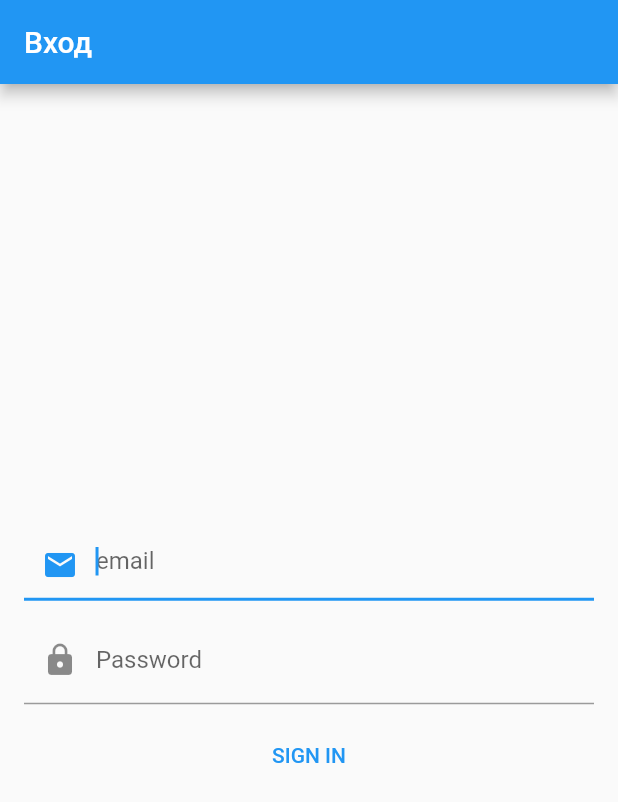
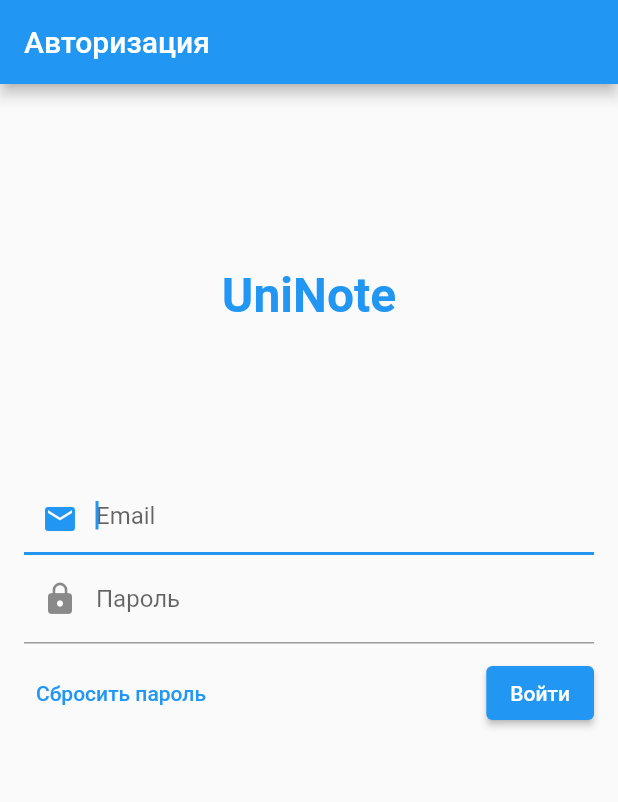
Before and after one commit to ksydex/uni_note, a Flutter app: the screen it shows after launch, on a phone screen of 412 x 824 dp. Shown: the top 802 px of the screen. Run offline on Flutter 3.47's test engine with Material 2 defaults, Android fonts, the phone set to English and light mode, and no system bars; our stand-ins replace auto_route, bloc, bloc_concurrency, flutter_bloc, flutter_hooks, flutter_slidable and 7 more; missing offline and left inert: flutter_quill.

Commit message:
several changs

```diff
--- a/lib/application/auth/sign_in_form/sign_in_form_bloc.dart
+++ b/lib/application/auth/sign_in_form/sign_in_form_bloc.dart
@@ -19,13 +19,12 @@ class SignInFormBloc extends Bloc<SignInFormEvent, SignInFormState> {
 
   SignInFormBloc(this._auth) : super(SignInFormState.initial()) {
     on<EmailChanged>(
-      (event, emit) =>
-        emit(state.copyWith(email: event.email, success: null)),
+      (event, emit) => emit(state.copyWith(email: event.email, success: null)),
       transformer: debounceRestartable(debounceDuration),
     );
     on<PasswordChanged>(
       (event, emit) =>
-        emit(state.copyWith(password: event.password, success: null)),
+          emit(state.copyWith(password: event.password, success: null)),
       transformer: debounceRestartable(debounceDuration),
     );
     on<SignInBtnPressed>(
@@ -33,13 +32,13 @@ class SignInFormBloc extends Bloc<SignInFormEvent, SignInFormState> {
         emit(state.copyWith(isSubmitting: true, success: null));
         User? user;
         try {
-          user = await _auth.signInWithEmailAndPassword(state.email, state.password);
+          user = await _auth.signInWithEmailAndPassword(
+              state.email, state.password);
         } on AuthenticationFailure catch (_) {
           emit(state.copyWith(
-            errorMessage: "Invalid email and password combination",
-            success: false,
-            isSubmitting: false
-          ));
+              errorMessage: "Неправильный Email или пароль",
+              success: false,
+              isSubmitting: false));
         }
         if (user != null) {
           emit(state.copyWith(success: true, isSubmitting: false));
--- a/lib/application/notes/task_form/note_form_cubit.dart
+++ b/lib/application/notes/task_form/note_form_cubit.dart
@@ -14,8 +14,6 @@ class NoteFormCubit extends Cubit<NoteFormState> {
       emit(state.copyWith(model: note, isEditing: true));
 
   Future<void> save(Note note) async {
-    print('save worked');
-
     emit(state.copyWith(isSaving: true));
     try {
       if (state.isEditing) {
--- a/lib/infrastructure/auth/authentication_repository.dart
+++ b/lib/infrastructure/auth/authentication_repository.dart
@@ -14,13 +14,11 @@ class AuthenticationRepository {
 
   Future<User?> getCurrentUser() async {
     String? userData = await _prefs.getString(userKey);
-    return (userData != null)
-      ? User.fromJson(jsonDecode(userData))
-      : null;
+    return (userData != null) ? User.fromJson(jsonDecode(userData)) : null;
   }
 
   Future<User> signInWithEmailAndPassword(String email, String password) async {
-    if (email == 'yo@mail.ru' && password == "odsp") {
+    if (email == 'artyom@gmail.com' && password == "123456") {
       final user = User(id: 1, name: 'Ivan', email: email);
       await _prefs.setString(userKey, jsonEncode(user.toJson()));
       return user;
--- a/lib/presentation/constants/indents.dart
+++ b/lib/presentation/constants/indents.dart
@@ -2,4 +2,5 @@ class Indents {
   static const double sm = 3.0;
   static const double md = 6.0;
   static const double lg = 9.0;
+  static const double xl = 16.0;
 }
--- a/lib/presentation/pages/sign_in/sign_in_page.dart
+++ b/lib/presentation/pages/sign_in/sign_in_page.dart
@@ -4,6 +4,7 @@ import 'package:flutter_bloc/flutter_bloc.dart';
 import 'package:todo_list/application/auth/auth_bloc.dart';
 import 'package:todo_list/application/auth/sign_in_form/sign_in_form_bloc.dart';
 import 'package:todo_list/injection.dart';
+import 'package:todo_list/presentation/constants/indents.dart';
 import 'package:todo_list/presentation/routes/router.gr.dart';
 import 'package:todo_list/presentation/shared/error_snack_bar.dart';
 
@@ -14,7 +15,7 @@ class SignInPage extends StatelessWidget {
   Widget build(BuildContext context) {
     return Scaffold(
       appBar: AppBar(
-        title: const Text('Вход'),
+        title: const Text('Авторизация'),
       ),
       body: BlocProvider(
         create: (context) => getIt<SignInFormBloc>(),
@@ -30,12 +31,14 @@ class _SignInForm extends StatelessWidget {
 
   @override
   Widget build(BuildContext context) {
+    final theme = Theme.of(context);
+
     return BlocConsumer<SignInFormBloc, SignInFormState>(
       listenWhen: (previous, current) => previous.success != current.success,
       listener: (context, state) {
         if (state.success == true) {
           context.read<AuthBloc>().add(const AuthEvent.authCheckRequested());
-          AutoRouter.of(context).replace(const TasksOverviewRoute());
+          AutoRouter.of(context).replace(const HomeRoute());
         } else if (state.success == false) {
           ScaffoldMessenger.of(context)
               .showSnackBar(ErrorSnackBar(message: state.errorMessage!));
@@ -47,40 +50,54 @@ class _SignInForm extends StatelessWidget {
           child: Padding(
             padding: const EdgeInsets.all(16.0),
             child: Column(
-              mainAxisAlignment: MainAxisAlignment.center,
+              mainAxisAlignment: MainAxisAlignment.start,
               children: [
+                const SizedBox(
+                  height: 250,
+                  child: Center(
+                    child: Text(
+                      "UniNote",
+                      style: TextStyle(
+                          fontWeight: FontWeight.w600,
+                          fontSize: 32,
+                          color: Colors.blue),
+                    ),
+                  ),
+                ),
                 TextFormField(
                   decoration: const InputDecoration(
-                      prefixIcon: Icon(Icons.email), hintText: 'email'),
+                      prefixIcon: Icon(Icons.email), hintText: 'Email'),
                   autofocus: true,
                   validator: (value) => (value == null || value.isEmpty)
-                      ? 'Enter the email, please'
+                      ? 'Пожалуйста, введите Email'
                       : null,
                   onChanged: (value) => context.read<SignInFormBloc>().add(
                       SignInFormEvent.emailChanged(
                           value)), // валидация на null прошла выше,
                 ),
-                const SizedBox(
-                  height: 10,
-                ),
                 TextFormField(
                   decoration: const InputDecoration(
                     prefixIcon: Icon(Icons.lock),
-                    labelText: 'Password',
+                    labelText: 'Пароль',
                   ),
                   autocorrect: false,
                   obscureText: true,
                   validator: (value) => (value == null || value.isEmpty)
-                      ? 'Enter the password, please'
+                      ? 'Пожалуйста, введите пароль'
                       : null,
                   onChanged: (value) => context.read<SignInFormBloc>().add(
                       SignInFormEvent.passwordChanged(
                           value)), // валидация на null прошла выше
                 ),
                 const SizedBox(
-                  height: 10,
+                  height: Indents.lg,
                 ),
+                Row(
+                  mainAxisAlignment: MainAxisAlignment.spaceBetween,
+                  children: [
                     TextButton(
+                        onPressed: () {}, child: const Text('Сбросить пароль')),
+                    ElevatedButton(
                       onPressed: () {
                         if (_signInFormKey.currentState!.validate()) {
                           _signInFormKey.currentState?.save();
@@ -89,7 +106,9 @@ class _SignInForm extends StatelessWidget {
                               .add(const SignInFormEvent.signInBtnPressed());
                         }
                       },
-                  child: const Text('SIGN IN'),
+                      child: const Text('Войти'),
+                    ),
+                  ],
                 ),
                 if (state.isSubmitting) ...[
                   const SizedBox(
--- a/lib/presentation/routes/router.dart
+++ b/lib/presentation/routes/router.dart
@@ -7,15 +7,10 @@ import 'package:todo_list/presentation/pages/tasks/task_form_page.dart';
 import 'package:todo_list/presentation/pages/tasks/tasks_overview_page.dart';
 
 @MaterialAutoRouter(replaceInRouteName: 'Page,Route', routes: <AutoRoute>[
-  // MaterialRoute(page: SplashPage, initial: true),
-  // MaterialRoute(page: SignInPage),
-  // MaterialRoute(page: TasksOverviewPage),
-  // MaterialRoute(page: TaskFormPage),
   MaterialRoute(path: '/', page: SplashPage, initial: true),
   MaterialRoute(path: '/signIn', page: SignInPage),
   MaterialRoute(path: '/tasks', page: TasksOverviewPage),
   MaterialRoute(path: '/task/:id', page: TaskFormPage),
-
   MaterialRoute(path: '/', page: HomePage),
   MaterialRoute(path: '/note/:id', page: NoteFormPage)
 ])
```
Also changed, not shown: lib/presentation/pages/home/home_page.dart (+14 -4 lines), lib/presentation/pages/notes/note_form_page.dart (+12 -89 lines), lib/presentation/pages/notes/rich_text_editor.dart (+13 -3 lines), lib/presentation/shared/indent.dart (added, +38 -0 lines), 1 other file. Lines whose indentation alone changed are shown as unchanged.
